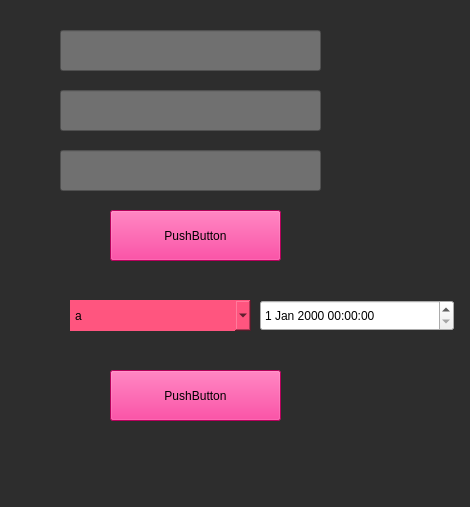
NutTecho/MyPython, file qt5demo.ui: the form before one commit.
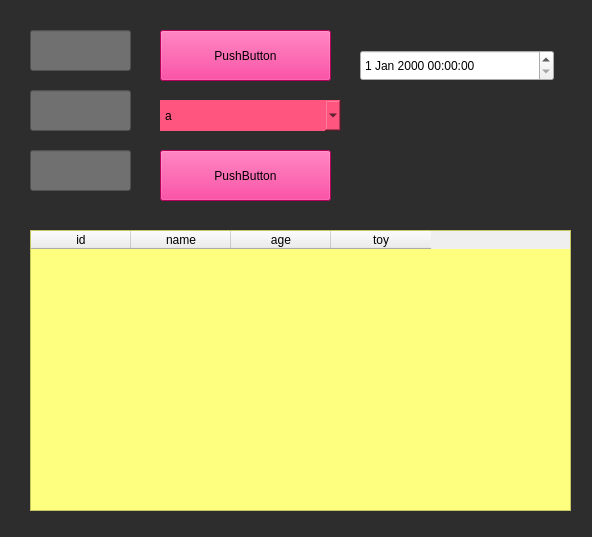
The form after the commit.

Commit message: add table pyqt5

The edit to the form file:
```diff
--- a/qt5demo.ui
+++ b/qt5demo.ui
@@ -9,8 +9,8 @@
    <rect>
     <x>0</x>
     <y>0</y>
-    <width>470</width>
-    <height>507</height>
+    <width>592</width>
+    <height>537</height>
    </rect>
   </property>
   <property name="windowTitle">
@@ -34,13 +34,21 @@
 {
 	font: 14pt &quot;MS Shell Dlg 2&quot;;
 	height : 30px
-}</string>
+}
+#tableWidget
+{
+	
+	font: 14pt &quot;Sarabun&quot;;
+	background-color: rgb(255, 255, 127);
+}
+
+</string>
   </property>
   <widget class="QPushButton" name="pushButton">
    <property name="geometry">
     <rect>
-     <x>110</x>
-     <y>210</y>
+     <x>160</x>
+     <y>30</y>
      <width>171</width>
      <height>51</height>
     </rect>
@@ -56,9 +64,9 @@
   <widget class="QLineEdit" name="lineEdit">
    <property name="geometry">
     <rect>
-     <x>60</x>
+     <x>30</x>
      <y>30</y>
-     <width>261</width>
+     <width>101</width>
      <height>41</height>
     </rect>
    </property>
@@ -73,9 +81,9 @@
   <widget class="QLineEdit" name="lineEdit_2">
    <property name="geometry">
     <rect>
-     <x>60</x>
+     <x>30</x>
      <y>90</y>
-     <width>261</width>
+     <width>101</width>
      <height>41</height>
     </rect>
    </property>
@@ -90,9 +98,9 @@
   <widget class="QLineEdit" name="lineEdit_3">
    <property name="geometry">
     <rect>
-     <x>60</x>
+     <x>30</x>
      <y>150</y>
-     <width>261</width>
+     <width>101</width>
      <height>41</height>
     </rect>
    </property>
@@ -107,8 +115,8 @@
   <widget class="QComboBox" name="comboBox">
    <property name="geometry">
     <rect>
-     <x>70</x>
-     <y>300</y>
+     <x>160</x>
+     <y>100</y>
      <width>181</width>
      <height>31</height>
     </rect>
@@ -130,8 +138,8 @@
   <widget class="QPushButton" name="pushButton_2">
    <property name="geometry">
     <rect>
-     <x>110</x>
-     <y>370</y>
+     <x>160</x>
+     <y>150</y>
      <width>171</width>
      <height>51</height>
     </rect>
@@ -147,13 +155,55 @@
   <widget class="QDateTimeEdit" name="dateTimeEdit">
    <property name="geometry">
     <rect>
-     <x>260</x>
-     <y>300</y>
+     <x>360</x>
+     <y>50</y>
      <width>194</width>
      <height>31</height>
     </rect>
    </property>
   </widget>
+  <widget class="QTableWidget" name="tableWidget">
+   <property name="geometry">
+    <rect>
+     <x>30</x>
+     <y>230</y>
+     <width>541</width>
+     <height>281</height>
+    </rect>
+   </property>
+   <property name="frameShadow">
+    <enum>QFrame::Plain</enum>
+   </property>
+   <property name="lineWidth">
+    <number>2</number>
+   </property>
+   <attribute name="horizontalHeaderVisible">
+    <bool>true</bool>
+   </attribute>
+   <attribute name="horizontalHeaderHighlightSections">
+    <bool>true</bool>
+   </attribute>
+   <column>
+    <property name="text">
+     <string>id</string>
+    </property>
+   </column>
+   <column>
+    <property name="text">
+     <string>name</string>
+    </property>
+   </column>
+   <column>
+    <property name="text">
+     <string>age</string>
+    </property>
+   </column>
+   <column>
+    <property name="text">
+     <string>toy</string>
+    </property>
+   </column>
+  </widget>
  </widget>
  <resources/>
  <connections/>
```
The commit also changes 3 other files.
